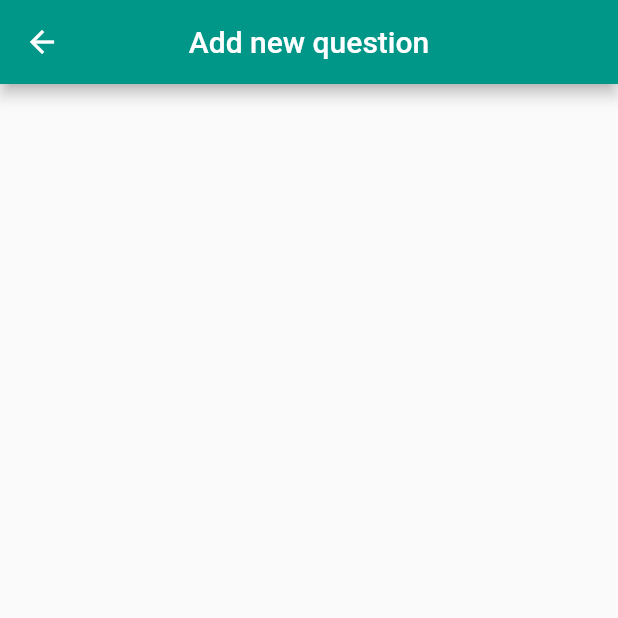
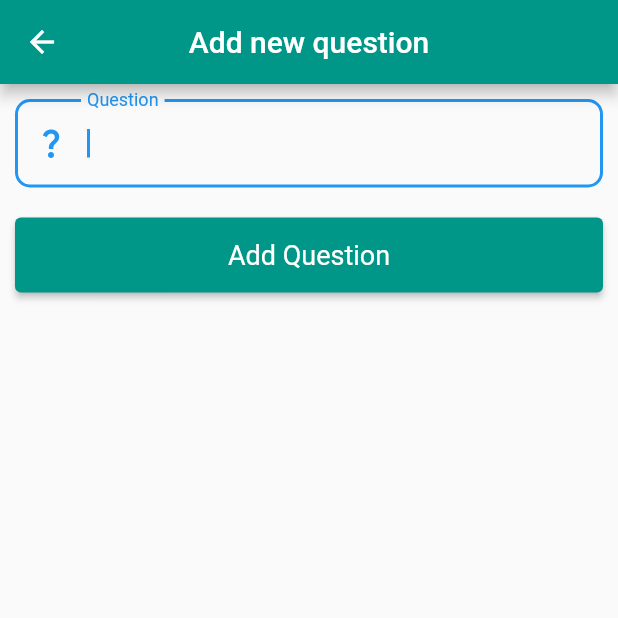
Before and after one commit to mohammedalqarra/second_app, a Flutter app: the screen it shows after launch, on a phone screen of 412 x 824 dp, the top half of it. Run offline on Flutter 3.47's test engine with Material 2 defaults, Android fonts, the phone set to English and light mode, and no system bars.

Commit message:
init:commit add focus  AddNewQuestionState

```diff
--- a/lib/AddNewQuestion.dart
+++ b/lib/AddNewQuestion.dart
@@ -1,4 +1,5 @@
 import 'package:flutter/material.dart';
+import 'package:flutter/services.dart';
 import 'package:flutter/src/widgets/framework.dart';
 import 'package:flutter/src/widgets/placeholder.dart';
 
@@ -10,6 +11,16 @@ class AddNewQuestion extends StatefulWidget {
 }
 
 class _AddNewQuestionState extends State<AddNewQuestion> {
+  FocusNode focusNode = FocusNode();
+  bool hasFocus = false;
+
+  @override
+  void dispose() {
+    focusNode.dispose();
+
+    super.dispose();
+  }
+
   var selectedItem = "A";
 
   @override
@@ -24,6 +35,36 @@ class _AddNewQuestionState extends State<AddNewQuestion> {
         ),
         centerTitle: true,
       ),
+      body: SingleChildScrollView(
+        child: Padding(
+          padding: const EdgeInsets.symmetric(horizontal: 10, vertical: 10),
+          child: Column(
+            children: [
+              TextField(
+                autofocus: true,
+                focusNode: focusNode,
+                decoration: InputDecoration(
+                  border: OutlineInputBorder(
+                    borderRadius: BorderRadius.circular(10),
+                  ),
+                  prefixIcon: const Icon(Icons.question_mark),
+                  labelText: 'Question',
+                ),
+              ),
+              const SizedBox(height: 20),
+              ElevatedButton(
+                style: ElevatedButton.styleFrom(
+                  minimumSize: const Size.fromHeight(50),
+                  textStyle: const TextStyle(fontSize: 18),
+                  backgroundColor: Colors.teal,
+                ),
+                onPressed: () => focusNode.requestFocus(),
+                child: const Text('Add Question'),
+              ),
+            ],
+          ),
+        ),
+      ),
     );
   }
 }
```
